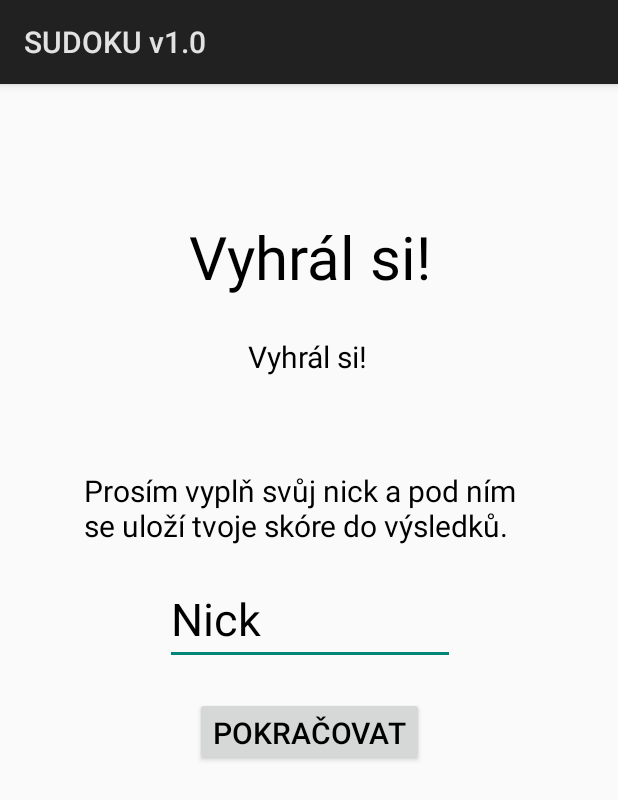
After one commit to SniferBlack/TAMZ2, an Android app: the ZapsatSkore screen opened directly, with no data from a screen before it, on a phone screen of 412 x 824 dp. The commit adds this screen. Shown: the top 800 px of the screen. Run offline under Robolectric (Android 15) with nearby library versions, the phone set to English and light mode, and no system bars.

Commit message:
Ukončení hry výhrou. Aktivita pro uložení skóre. Návrh rozložení výsledků, zatím bez použití SQLite. Testování timeru.

```diff
--- a/app/src/main/AndroidManifest.xml
+++ b/app/src/main/AndroidManifest.xml
@@ -21,7 +21,9 @@
         <activity android:name=".Bunky" />
         <activity android:name=".Nova_hra" />
         <activity android:name=".VyberCisla" />
-        <activity android:name=".Klavesnice"></activity>
+        <activity android:name=".Klavesnice" />
+        <activity android:name=".ZapsatSkore" />
+        <activity android:name=".Vysledky"></activity>
     </application>
 
 </manifest>
--- a/app/src/main/java/cer0387/projekt_sudoku/MainActivity.java
+++ b/app/src/main/java/cer0387/projekt_sudoku/MainActivity.java
@@ -24,7 +24,7 @@ public class MainActivity extends Activity {
 
     }
 
-    private void openNewGameDialog() {
+    private void vyberObtiznosti() {
         new AlertDialog.Builder(this)
                 .setTitle(R.string.vyber_obtiznost)
                 .setItems(R.array.obtiznost,
@@ -46,7 +46,7 @@ public class MainActivity extends Activity {
     }
 
     public void onZacitNovouHruButtonClicked(View view) {
-        openNewGameDialog();
+        vyberObtiznosti();
     }
 
     public void onPokracovatButtonClicked(View view) {
--- /dev/null
+++ b/app/src/main/java/cer0387/projekt_sudoku/ZapsatSkore.java
@@ -0,0 +1,46 @@
+package cer0387.projekt_sudoku;
+
+import android.app.Activity;
+import android.content.Intent;
+import android.os.Bundle;
+import android.view.View;
+import android.widget.EditText;
+import android.widget.TextView;
+import android.widget.Toast;
+
+public class ZapsatSkore extends Activity {
+
+    EditText editTextViewNick;
+    private String nick;
+    private int skore;
+    TextView vypis_skore;
+
+    @Override
+    protected void onCreate(Bundle savedInstanceState) {
+        super.onCreate(savedInstanceState);
+        setContentView(R.layout.activity_zapsat_skore);
+
+        int getSkore = getIntent().getIntExtra("skore", -1);
+        if(getSkore==-1)
+        {
+            Toast.makeText(getApplicationContext(), "Doslu k chybě při přenosu skore - kontaktujte developera", Toast.LENGTH_SHORT).show();
+        }
+        else
+        {
+            skore=getSkore;
+            vypis_skore=findViewById(R.id.textView7);
+            vypis_skore.setText("Skore: "+skore);
+        }
+
+    }
+
+    public void onPokracovatButtonClicked(View view) {
+        editTextViewNick=findViewById(R.id.editText);
+        nick = editTextViewNick.getText().toString();
+        Toast.makeText(getApplicationContext(), "Pokracujes do vysledku...", Toast.LENGTH_SHORT).show();
+        Intent intent = new Intent(this, Vysledky.class);
+        intent.putExtra("nick", nick);
+        intent.putExtra("skore", skore);
+        startActivity(intent);
+    }
+}
--- /dev/null
+++ b/app/src/main/res/layout/activity_zapsat_skore.xml
@@ -0,0 +1,99 @@
+<?xml version="1.0" encoding="utf-8"?>
+<android.support.constraint.ConstraintLayout xmlns:android="http://schemas.android.com/apk/res/android"
+    xmlns:app="http://schemas.android.com/apk/res-auto"
+    xmlns:tools="http://schemas.android.com/tools"
+    android:layout_width="match_parent"
+    android:layout_height="match_parent"
+    tools:context=".ZapsatSkore">
+
+    <Button
+        android:id="@+id/button"
+        android:layout_width="wrap_content"
+        android:layout_height="46dp"
+        android:layout_marginStart="8dp"
+        android:layout_marginTop="8dp"
+        android:layout_marginEnd="8dp"
+        android:layout_marginBottom="8dp"
+        android:onClick="onPokracovatButtonClicked"
+        android:text="@string/pokracovat"
+        android:textColor="@color/black"
+        android:textSize="20dp"
+        app:layout_constraintBottom_toBottomOf="parent"
+        app:layout_constraintEnd_toEndOf="parent"
+        app:layout_constraintHorizontal_bias="0.502"
+        app:layout_constraintStart_toStartOf="parent"
+        app:layout_constraintTop_toBottomOf="@+id/editText"
+        app:layout_constraintVertical_bias="0.041" />
+
+    <TextView
+        android:id="@+id/textView5"
+        android:layout_width="261dp"
+        android:layout_height="64dp"
+        android:layout_marginStart="8dp"
+        android:layout_marginTop="8dp"
+        android:layout_marginEnd="8dp"
+        android:layout_marginBottom="8dp"
+        android:text="@string/vyhra"
+        android:textAlignment="center"
+        android:textColor="@color/black"
+        android:textSize="40dp"
+        app:layout_constraintBottom_toBottomOf="parent"
+        app:layout_constraintEnd_toEndOf="parent"
+        app:layout_constraintStart_toStartOf="parent"
+        app:layout_constraintTop_toTopOf="parent"
+        app:layout_constraintVertical_bias="0.116" />
+
+    <TextView
+        android:id="@+id/textView6"
+        android:layout_width="300dp"
+        android:layout_height="wrap_content"
+        android:layout_marginStart="8dp"
+        android:layout_marginTop="36dp"
+        android:layout_marginEnd="8dp"
+        android:layout_marginBottom="8dp"
+        android:text="@string/vyhra_zprava"
+        android:textColor="@color/black"
+        android:textSize="20dp"
+        app:layout_constraintBottom_toBottomOf="parent"
+        app:layout_constraintEnd_toEndOf="parent"
+        app:layout_constraintStart_toStartOf="parent"
+        app:layout_constraintTop_toBottomOf="@+id/textView7"
+        app:layout_constraintVertical_bias="0.0" />
+
+    <TextView
+        android:id="@+id/textView7"
+        android:layout_width="196dp"
+        android:layout_height="53dp"
+        android:layout_marginStart="8dp"
+        android:layout_marginEnd="8dp"
+        android:text="@string/vyhra"
+        android:textColor="@color/black"
+        android:textAlignment="center"
+        android:textSize="20dp"
+        app:layout_constraintBottom_toBottomOf="parent"
+        app:layout_constraintEnd_toEndOf="parent"
+        app:layout_constraintHorizontal_bias="0.494"
+        app:layout_constraintStart_toStartOf="parent"
+        app:layout_constraintTop_toBottomOf="@+id/textView5"
+        app:layout_constraintVertical_bias="0.029" />
+
+    <EditText
+        android:id="@+id/editText"
+        android:layout_width="193dp"
+        android:layout_height="53dp"
+        android:layout_marginStart="8dp"
+        android:layout_marginTop="8dp"
+        android:layout_marginEnd="8dp"
+        android:layout_marginBottom="8dp"
+        android:ems="10"
+        android:inputType="textPersonName"
+        android:text="Nick"
+        android:textColor="@color/black"
+        android:textSize="30dp"
+        app:layout_constraintBottom_toBottomOf="parent"
+        app:layout_constraintEnd_toEndOf="parent"
+        app:layout_constraintHorizontal_bias="0.502"
+        app:layout_constraintStart_toStartOf="parent"
+        app:layout_constraintTop_toBottomOf="@+id/textView6"
+        app:layout_constraintVertical_bias="0.046" />
+</android.support.constraint.ConstraintLayout>
--- a/app/src/main/res/values/strings.xml
+++ b/app/src/main/res/values/strings.xml
@@ -21,10 +21,16 @@
     <string name="obtiznost_normal">Normalní</string>
     <string name="obtiznost_tezka">Těžká</string>
     <string name="obtiznost_vlastni">Vlastní</string>
+
     <string name="zacit_hru">Začni hru</string>
     <string name="kontrola">Zkontrolovat</string>
     <string name="spravne">Správně</string>
     <string name="spatne">Špatně</string>
     <string name="uspesna_nova_hra">Nova hra ulozena</string>
     <string name="error_change">Nejde zmenit</string>
+
+    <string name="vyhra">Vyhrál si!</string>
+    <string name="vyhra_zprava">Prosím vyplň svůj nick a pod ním se uloží tvoje skóre do výsledků.</string>
+    <string name="napis_nick">Napiš nick</string>
+    <string name="domu">Zpět do hlavního menu</string>
 </resources>
```
Also changed, not shown: app/src/main/java/cer0387/projekt_sudoku/Hra.java (+39 -0 lines), app/src/main/java/cer0387/projekt_sudoku/Vysledek.java (added, +11 -0 lines), app/src/main/java/cer0387/projekt_sudoku/VysledekAdapter.java (added, +62 -0 lines), app/src/main/java/cer0387/projekt_sudoku/Vysledky.java (added, +51 -0 lines), app/src/main/res/layout/activity_vysledky.xml (added, +20 -0 lines), app/src/main/res/layout/list_item_vysledek.xml (added, +28 -0 lines).
